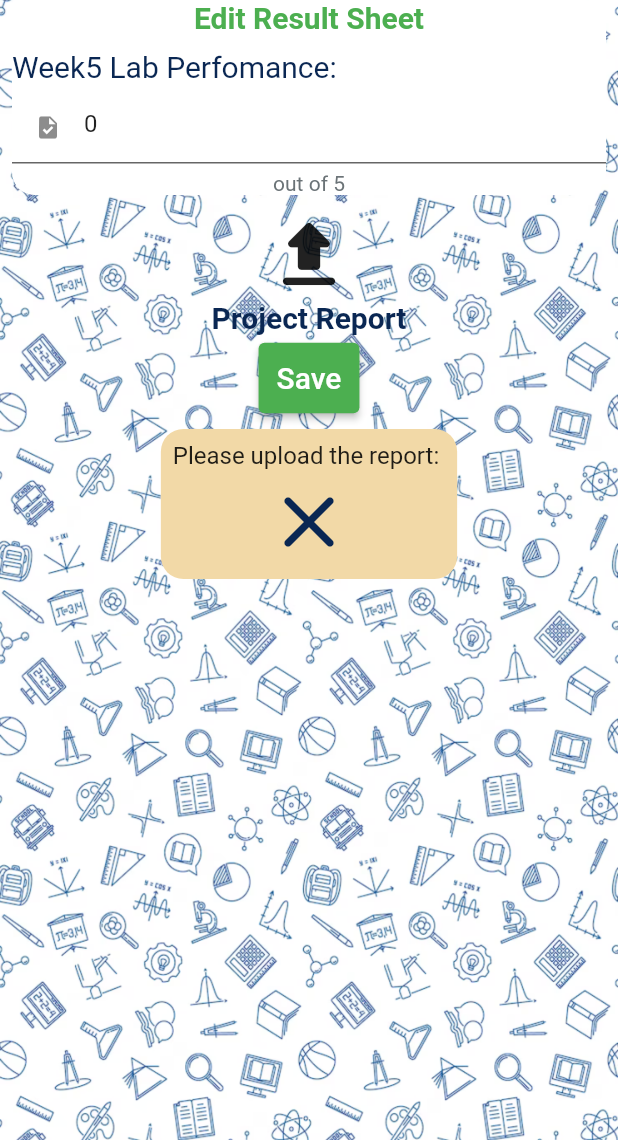
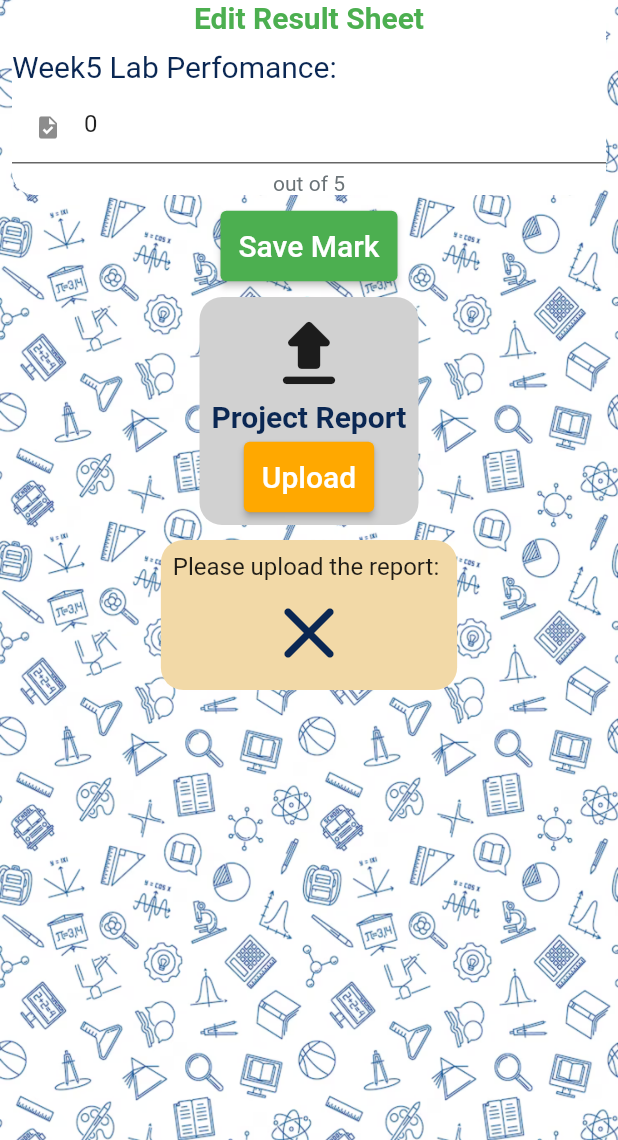
Before and after one commit to mahmudebnezaman/DIU_Lab_Assistant, a Flutter app: the StudentDetailsScreen screen opened directly with empty values, after a tap on "Week 5", on a phone screen of 412 x 824 dp, the part 96-1236 px from its top. Run offline on Flutter 3.47's test engine with Material 2 defaults, Android fonts, the phone set to English and light mode, and no system bars; our stand-ins replace cloud_firestore, file_picker, firebase_auth, firebase_core, firebase_storage, get and 2 more; accounts and stored records are empty; Roboto replaces fonts that are missing (sans_bold, sans_regular, sans_semibold).

Commit message:
version 2.1

```diff
--- a/lib/controller/semester_controller.dart
+++ b/lib/controller/semester_controller.dart
@@ -97,6 +97,7 @@ class SemesterController extends GetxController {
   }
 
   Future<void> editStudentResult(String docId, String courseId, String studentId) async {
+    print('Inside update mark method');
   try {
     await firestore
         .collection('users')
--- a/lib/view/home_screen/student_details.dart
+++ b/lib/view/home_screen/student_details.dart
@@ -82,25 +82,25 @@ class _StudentDetailsScreenState extends State<StudentDetailsScreen> {
                     var result = weekOneLP + weekTwoLP + weekThreeLP + weekFourLP + weekFiveLP+ assignment + project + labFinal;
 
                     if (result >= 80){
-                      return 'Grade: A+, Grade Point: 4.00';
+                      return '\nGrade: A+\nGrade Point: 4.00';
                     }else if (result >= 75){
-                      return 'Grade: A, Grade Point: 3.75';
+                      return '\nGrade: A\nGrade Point: 3.75';
                     }else if (result >= 70){
-                      return 'Grade: A-, Grade Point: 3.50';
+                      return '\nGrade: A-\nGrade Point: 3.50';
                     }else if (result >= 65){
-                      return 'Grade: B+, Grade Point: 3.25';
+                      return '\nGrade: B+\nGrade Point: 3.25';
                     }else if (result >= 60){
-                      return 'Grade: B, Grade Point: 3.00';
+                      return '\nGrade: B\nGrade Point: 3.00';
                     }else if (result >= 55){
-                      return 'Grade: B-, Grade Point: 2.75';
+                      return '\nGrade: B-\nGrade Point: 2.75';
                     }else if (result >= 50){
-                      return 'Grade: C+, Grade Point: 2.50';
+                      return '\nGrade: C+\nGrade Point: 2.50';
                     }else if (result >= 45){
-                      return 'Grade: C, Grade Point: 2.25';
+                      return '\nGrade: C\nGrade Point: 2.25';
                     }else if (result >= 40){
-                      return 'Grade: D, Grade Point: 2.00';
+                      return '\nGrade: D\nGrade Point: 2.00';
                     }else{
-                      return 'Grade: F, Grade Point: 0.00';
+                      return '\nGrade: F\nGrade Point: 0.00';
                     }
                   }
 
--- a/lib/view/home_screen/week5.dart
+++ b/lib/view/home_screen/week5.dart
@@ -68,10 +68,10 @@ class _WeekFiveState extends State<WeekFive> {
     } else if (int.parse(controller.labFinalController.text) > 30) {
       VxToast.show(context, msg: 'max Lab Final mark is 30');
     } else {
-      uploadFile().then((value) => controller.editStudentResult(widget.semesteID, widget.courseID, widget.data.id));
-
+      // uploadFile().then((value) => controller.editStudentResult(widget.semesteID, widget.courseID, widget.data.id));
+      controller.editStudentResult(widget.semesteID, widget.courseID, widget.data.id);
       VxToast.show(context, msg: 'Result Updated');
-      Get.back();
+      // Get.back();
     }
   }
 
@@ -113,23 +113,43 @@ class _WeekFiveState extends State<WeekFive> {
                     ],
                   ).box.white.rounded.make(),
                   10.heightBox,
-                  const Icon(Icons.file_upload_rounded, size: 60,).onTap(() {
-                    selectFile();
-                  }),
-                  fileName.text.size(20).semiBold.color(highEmphasis).make(),
-                  5.heightBox,
                   Obx(() => controller.isloading.value
                     ? loadingIndicator()
                     : myButton(
                       buttonSize: 20.0,
                       color: Colors.green,
                       textColor: whiteColor,
-                      title: 'Save',
+                      title: 'Save Mark',
                       onPress: () {
                         validator(context);
                       }
                     )
                   ),
+                  10.heightBox,
+                  Column(
+                    children: [
+                      const Icon(Icons.file_upload_rounded, size: 60,).onTap(() {
+                        selectFile();
+                      }),
+                      fileName.text.size(20).semiBold.color(highEmphasis).make(),
+                      5.heightBox,
+                      Obx(() => controller.isloading.value
+                        ? loadingIndicator()
+                        : myButton(
+                          buttonSize: 20.0,
+                          color: golden,
+                          textColor: whiteColor,
+                          title: 'Upload',
+                          onPress: () {
+                          uploadFile().then((value) => controller.editStudentResult(widget.semesteID, widget.courseID, widget.data.id));
+                          // controller.editStudentResult(widget.semesteID, widget.courseID, widget.data.id);
+                          VxToast.show(context, msg: 'Report Uploaded');
+                          Get.back();
+                          }
+                        )
+                      ),
+                    ],
+                  ).box.color(textfieldGrey).padding(const EdgeInsets.all(8.0)).rounded.make(),
                   10.heightBox,
                   widget.data['lab_report5'] == '' ? Column(
                     children: [
```
Also changed, not shown: lib/view/home_screen/week1.dart (+29 -9 lines), lib/view/home_screen/week2.dart (+29 -9 lines), lib/view/home_screen/week3.dart (+29 -9 lines), lib/view/home_screen/week4.dart (+29 -9 lines).
